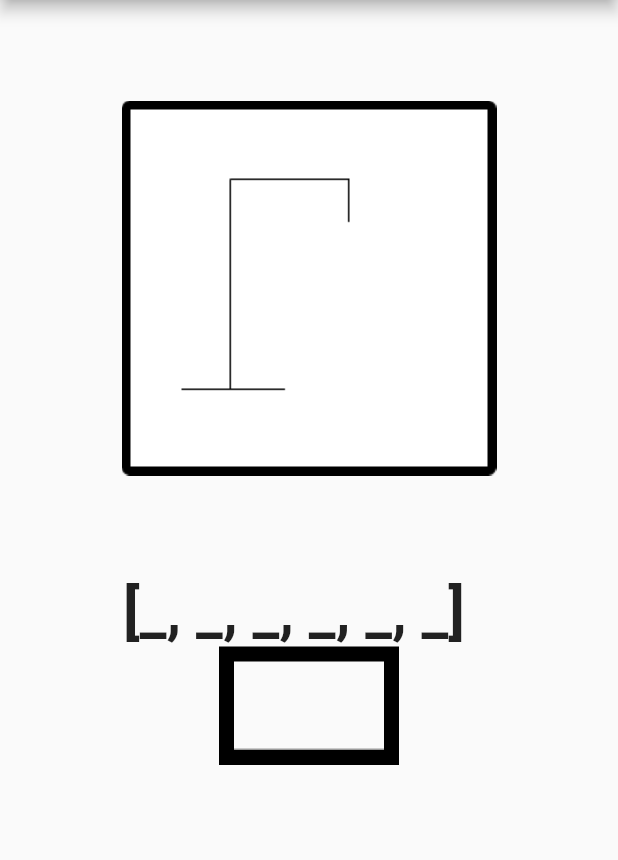
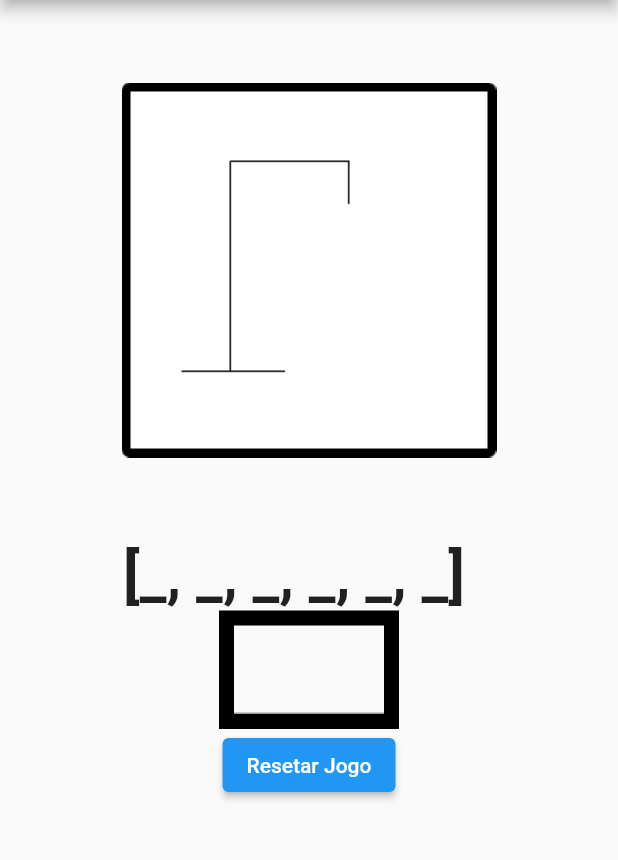
Before and after one commit to vitorokubo/jogo-da-forca, a Flutter app: the screen it shows after launch, on a phone screen of 412 x 824 dp, the part 84-944 px from its top. Run offline on Flutter 3.47's test engine with Material 2 defaults, Android fonts, the phone set to English and light mode, and no system bars.

Commit message:
versao pos prova

```diff
--- a/lib/main.dart
+++ b/lib/main.dart
@@ -1,42 +1,96 @@
 import 'package:flutter/material.dart';
 import 'dart:math';
 
-void main() => runApp(JogoForca());
+void main() => runApp(const JogoForca());
 
 class JogoForca extends StatefulWidget {
+  const JogoForca({super.key});
+
   @override
   State<JogoForca> createState() => _JogoForcaState();
 }
 
 class _JogoForcaState extends State<JogoForca> {
-  List animais = ['macaco', 'tatu', 'jacare', 'coruja', 'boto'];
-  var imagem = 'images/Frame 1.png';
-  String? animalescolhido;
+  List images = [
+    'images/Frame 1.png',
+    'images/Frame 2.png',
+    'images/Frame 3.png',
+    'images/Frame 4.png',
+    'images/Frame 5.png',
+    'images/Frame 6.png',
+    'images/Frame 7.png'
+  ];
+  var tentativas = 0;
+  List animais = [
+    'macaco',
+    'tatu',
+    'jacare',
+    'coruja',
+    'boto',
+    'aranha',
+    'girafa',
+    'tigre',
+    'pomba',
+    'cachorro',
+    'gato',
+    'cobra'
+  ];
+  late String image;
+  late String animalescolhido;
   var txtLetra = TextEditingController();
   List name = [];
+  var randomNumber = 0;
+  var nLetras = 0;
+  bool vitoria = false;
+
   void testarLetra(letra) {
     txtLetra.clear();
-    for (var i = 0; i < animalescolhido!.length; i++) {
-      if (letra == animalescolhido![i]) {
+    bool encontro = false;
+    var teste = '';
+
+    for (var i = 0; i < animalescolhido.length; i++) {
+      if (letra == animalescolhido[i]) {
         setState(() {
           name[i] = letra;
-        });
-      } else {
-        setState(() {
-          imagem = 'images/Frame 2.png';
+          encontro = true;
         });
       }
+      teste += name[i];
     }
+    if (!encontro) {
+      setState(() {
+        tentativas++;
+        image = images[tentativas];
+      });
+    }
+    if (teste == animalescolhido) {
+      vitoria = true;
+    }
+  }
+
+  void reset() {
+    setState(() {
+      vitoria = false;
+      randomNumber = Random().nextInt(5);
+      animalescolhido = animais[randomNumber];
+      nLetras = animalescolhido.length;
+      name = [];
+      image = images[0];
+      tentativas = 0;
+      for (var i = 0; i < nLetras; i++) {
+        name.add('_');
+      }
+    });
   }
 
   @override
   void initState() {
     super.initState();
-    var n = Random().nextInt(5);
-    animalescolhido = animais[n];
-    var nLetras = animalescolhido!.length;
-    print(animalescolhido);
-    print(nLetras);
+    randomNumber = Random().nextInt(5);
+    animalescolhido = animais[randomNumber];
+    nLetras = animalescolhido.length;
+    image = images[0];
+
     for (var i = 0; i < nLetras; i++) {
       name.add('_');
     }
@@ -50,33 +104,46 @@ class _JogoForcaState extends State<JogoForca> {
     return MaterialApp(
       title: 'Jogo Forca',
       home: Scaffold(
-          appBar: AppBar(title: Text('Jogo da Forca')),
+          appBar: AppBar(title: const Text('Jogo da Forca')),
           body: Center(
             child: Column(
               children: [
                 Expanded(
                   flex: 2,
-                  child: Image(image: AssetImage(imagem)),
+                  child: vitoria
+                      ? ElevatedButton(
+                          onPressed: () => reset(),
+                          child: const Text(
+                              'Vitoria, clique para jogar novamente'))
+                      : Image(image: AssetImage(image)),
                 ),
                 Flexible(
                     flex: 1,
                     child: Text("$name  ",
-                        style: TextStyle(
+                        style: const TextStyle(
                             fontSize: 40, fontWeight: FontWeight.bold))),
                 Flexible(
                     flex: 1,
-                    child: Container(
+                    child: tentativas == 6
+                        ? ElevatedButton(
+                            onPressed: () => reset(),
+                            child: Text(
+                                'Game Over, tente novamente! O animal era $animalescolhido'),
+                          )
+                        : Container(
                             width: 120,
                             decoration: BoxDecoration(
-                          border:
-                              Border.all(style: BorderStyle.solid, width: 10)),
+                                border: Border.all(
+                                    style: BorderStyle.solid, width: 10)),
                             child: TextField(
-                        style: TextStyle(
+                              style: const TextStyle(
                                   fontSize: 30, fontWeight: FontWeight.bold),
                               controller: txtLetra,
                               onChanged: testarLetra,
                             ),
-                    ))
+                          )),
+                ElevatedButton(
+                    onPressed: () => reset(), child: const Text('Resetar Jogo'))
               ],
             ),
           )),
```
Lines whose indentation alone changed are shown as unchanged.
